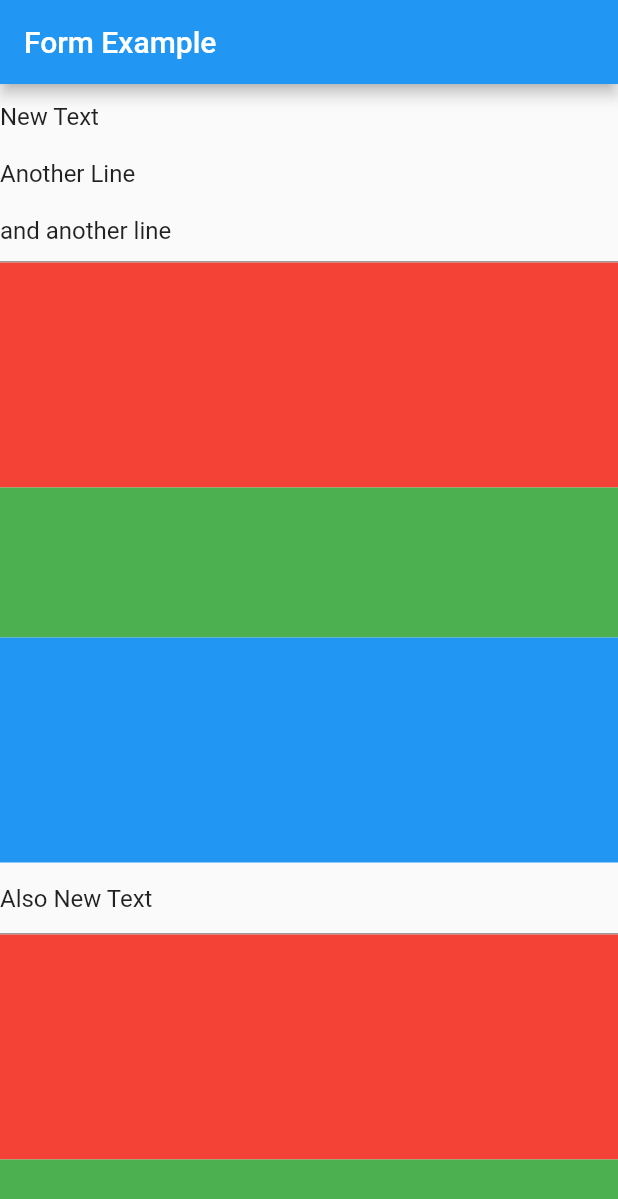
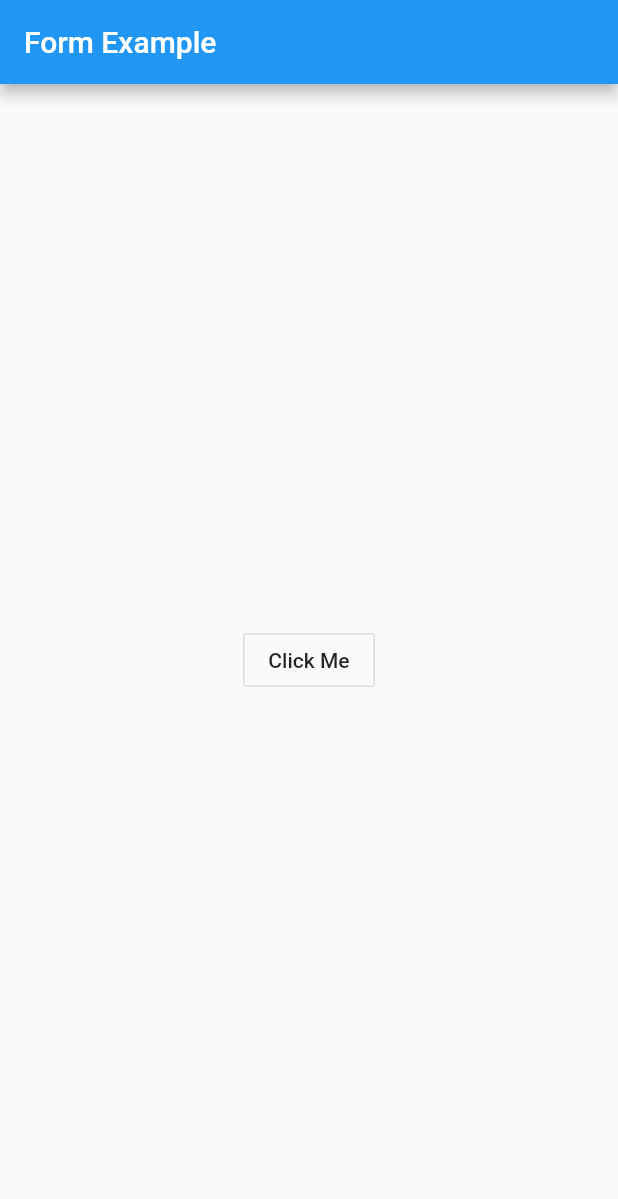
Before and after one commit to KnelsenG/FlutterFormExample, a Flutter app: the screen it shows after launch, on a phone screen of 412 x 824 dp. Shown: the top 1199 px of the screen. Run offline on Flutter 3.47's test engine with Material 2 defaults, Android fonts, the phone set to English and light mode, and no system bars; our stand-ins replace equatable, flutter_bloc.

Commit message:
Completed Scenario

```diff
--- a/lib/main.dart
+++ b/lib/main.dart
@@ -1,4 +1,6 @@
 import 'package:flutter/material.dart';
+import 'package:flutter_bloc/flutter_bloc.dart';
+import 'package:myformexample/my_form/my_form_screen.dart';
 
 void main() => runApp(MyApp());
 
@@ -6,130 +8,31 @@ class MyApp extends StatelessWidget {
   @override
   Widget build(BuildContext context) {
     return MaterialApp(
-      title: 'My Form Demo',
-      theme: ThemeData(primarySwatch: Colors.blue),
-      home: MyForm(),
-    );
+        title: 'My Form Demo',
+        theme: ThemeData(primarySwatch: Colors.blue),
+        home: Home());
   }
 }
 
-class MyForm extends StatefulWidget {
-  @override
-  _MyFormState createState() => _MyFormState();
-}
-
-class _MyFormState extends State<MyForm> {
-  final _field1 = TextEditingController();
-  final _field2 = TextEditingController();
-  final _field3 = TextEditingController();
-  final _field4 = TextEditingController();
-
-  @override
-  void initState() {
-    super.initState();
-
-    loadData();
-
-    _field1.addListener(_field1Changed);
-    _field2.addListener(_field2Changed);
-    _field3.addListener(_field3Changed);
-    _field4.addListener(_field4Changed);
-  }
-
-  @override
-  void dispose() {
-    super.dispose();
-    _field1.dispose();
-    _field2.dispose();
-    _field3.dispose();
-    _field4.dispose();
-  }
-
+class Home extends StatelessWidget {
   @override
   Widget build(BuildContext context) {
     return Scaffold(
       appBar: AppBar(
         title: Text("Form Example"),
       ),
-      body: Form(
-        child: SingleChildScrollView(
-          child: Column(
-            children: <Widget>[
-              TextFormField(
-                decoration: InputDecoration(hintText: "Field 1 Hint"),
-                controller: _field1,
-                keyboardType: TextInputType.multiline,
-                maxLines: null,
+      body: Center(
+        child: OutlineButton(
+          child: Text("Click Me"),
+          onPressed: () {
+            Navigator.of(context).push(
+              MaterialPageRoute(
+                builder: (context) => MyFormScreen(),
               ),
-              _buildGap(),
-              TextFormField(
-                decoration: InputDecoration(hintText: "Field 2 Hint"),
-                controller: _field2,
-                keyboardType: TextInputType.multiline,
-                maxLines: null,
-              ),
-              _buildGap(),
-              TextFormField(
-                decoration: InputDecoration(hintText: "Field 3 Hint"),
-                controller: _field3,
-                keyboardType: TextInputType.multiline,
-                maxLines: null,
-              ),
-              _buildGap(),
-              TextFormField(
-                decoration: InputDecoration(hintText: "Field 4 Hint"),
-                controller: _field4,
-                keyboardType: TextInputType.multiline,
-                maxLines: null,
-              ),
-            ],
-          ),
+            );
+          },
         ),
       ),
     );
   }
-
-  Widget _buildGap() {
-    return Column(
-      children: <Widget>[
-        Container(
-          decoration: BoxDecoration(color: Colors.red),
-          height: 150,
-        ),
-        Container(
-          decoration: BoxDecoration(color: Colors.green),
-          height: 100,
-        ),
-        Container(
-          decoration: BoxDecoration(color: Colors.blue),
-          height: 150,
-        ),
-      ],
-    );
-  }
-
-  void loadData() async {
-    await Future.delayed(Duration(seconds: 3));
-
-    _field1.text = "New Text\n\nAnother Line\n\nand another line";
-    _field2.text = "Also New Text";
-    _field3.text = "More New Text\n\nAnother Line\n\nand another line";
-    _field4.text = "Even More New Text";
-  }
-
-  void _field1Changed() {
-    // save changes
-  }
-
-  void _field2Changed() {
-    //save changes
-  }
-
-  void _field3Changed() {
-    //save changes
-  }
-
-  void _field4Changed() {
-    //save changes
-  }
 }
--- a/pubspec.yaml
+++ b/pubspec.yaml
@@ -19,6 +19,9 @@ environment:
 dependencies:
   flutter:
     sdk: flutter
+  flutter_bloc: ^3.2.0
+  bloc: ^3.0.0
+  equatable: ^0.2.0
 
   # The following adds the Cupertino Icons font to your application.
   # Use with the CupertinoIcons class for iOS style icons.
```
Also changed, not shown: lib/my_form/bloc/form_bloc.dart (added, +23 -0 lines), lib/my_form/bloc/form_event.dart (added, +8 -0 lines), lib/my_form/bloc/form_state.dart (added, +48 -0 lines), lib/my_form/my_form.dart (added, +120 -0 lines), lib/my_form/my_form_screen.dart (added, +73 -0 lines), pubspec.lock.
